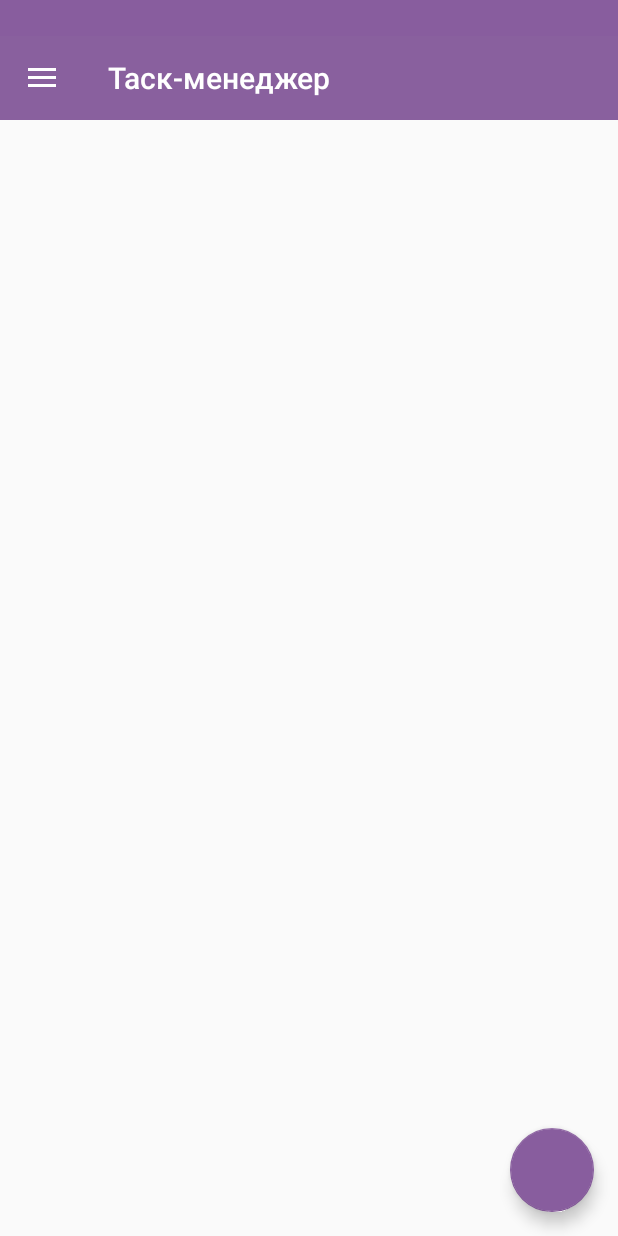
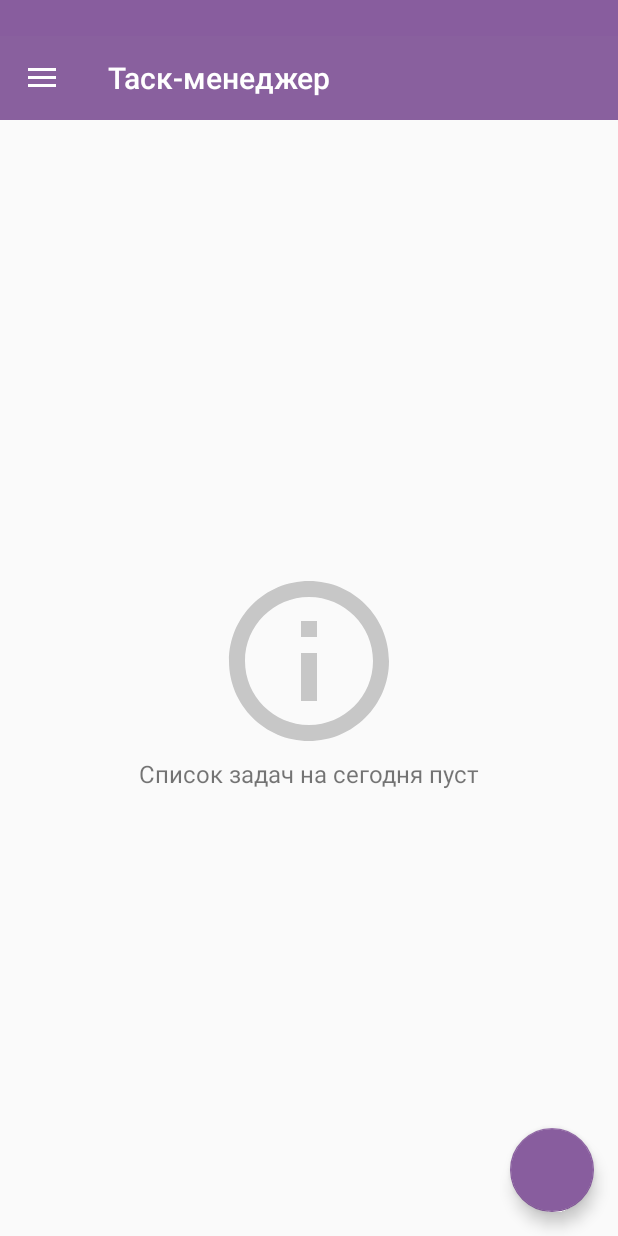
Before and after one commit to iamkatrechko/ProjectManager, an Android app: the fragment TasksListTodayFragment placed in its activity, on a phone screen of 412 x 824 dp. Run offline under Robolectric (Android 15) with nearby library versions, the phone set to English and light mode, and no system bars; libraries missing offline, so code that uses them is left out: com.getbase.floatingactionbutton; plain views replace AddFloatingActionButton; 2 statements that could not run were skipped.

Commit message:
Рефакторинг экрана задач на сегодня

```diff
--- a/app/src/main/java/com/iamkatrechko/projectmanager/SimpleItemTouchHelperCallback.java
+++ b/app/src/main/java/com/iamkatrechko/projectmanager/SimpleItemTouchHelperCallback.java
@@ -63,7 +63,7 @@ public class SimpleItemTouchHelperCallback extends ItemTouchHelper.Callback {
 
     @Override
     public int getMovementFlags(RecyclerView recyclerView, RecyclerView.ViewHolder viewHolder) {
-        if (mAdapter.getItemViewType(viewHolder.getAdapterPosition()) == 0) {
+        if (mAdapter.getItemViewType(viewHolder.getAdapterPosition()) != 1) {
             return 0;
         }
         final int dragFlags = mDragItem ? (ItemTouchHelper.UP | ItemTouchHelper.DOWN) : 0;
--- a/app/src/main/java/com/iamkatrechko/projectmanager/fragment/TasksListOfWeekFragment.java
+++ b/app/src/main/java/com/iamkatrechko/projectmanager/fragment/TasksListOfWeekFragment.java
@@ -54,7 +54,7 @@ public class TasksListOfWeekFragment extends Fragment {
     public View onCreateView(LayoutInflater inflater, ViewGroup parent,
                              Bundle savedInstanceState) {
 
-        View v = inflater.inflate(R.layout.fragment_recycler_calendar, parent, false);
+        View v = inflater.inflate(R.layout.fragment_tasks_list_today, parent, false);
 
         recyclerView = (RecyclerView) v.findViewById(R.id.section_list);
         AddFloatingActionButton actionAdd = (AddFloatingActionButton) v.findViewById(R.id.action_add);
--- a/app/src/main/java/com/iamkatrechko/projectmanager/fragment/TasksListTodayFragment.java
+++ b/app/src/main/java/com/iamkatrechko/projectmanager/fragment/TasksListTodayFragment.java
@@ -12,9 +12,11 @@ import android.view.ViewGroup;
 import com.getbase.floatingactionbutton.AddFloatingActionButton;
 import com.iamkatrechko.projectmanager.ProjectLab;
 import com.iamkatrechko.projectmanager.R;
+import com.iamkatrechko.projectmanager.SimpleItemTouchHelperCallback;
 import com.iamkatrechko.projectmanager.activity.TaskEditActivity;
 import com.iamkatrechko.projectmanager.adapter.TasksListAdapter;
 import com.iamkatrechko.projectmanager.entity.Task;
+import com.iamkatrechko.projectmanager.new_entity.TaskListItem;
 import com.iamkatrechko.projectmanager.utils.TasksUtils;
 
 import java.util.List;
@@ -23,10 +25,12 @@ import java.util.List;
  * Created by Muxa on 25.02.2016.
  */
 public class TasksListTodayFragment extends Fragment {
-    private List<Task> mTasksList;
+
+    private List<TaskListItem> mTaskListItems;
     private TasksListAdapter adapter;
     private ProjectLab lab;
     private RecyclerView recyclerView;
+    private AddFloatingActionButton actionAdd;
 
     public static TasksListTodayFragment newInstance() {
         return new TasksListTodayFragment();
@@ -39,27 +43,38 @@ public class TasksListTodayFragment extends Fragment {
         setRetainInstance(true);
 
         lab = ProjectLab.get(getActivity());
+        mTaskListItems = TasksUtils.addDateLabels(lab.getTodayTasks());
     }
 
     @Override
     public View onCreateView(LayoutInflater inflater, ViewGroup parent,
                              Bundle savedInstanceState) {
-        View view = inflater.inflate(R.layout.fragment_recycler_calendar, parent, false);
+        View view = inflater.inflate(R.layout.fragment_tasks_list_today, parent, false);
 
+        actionAdd = (AddFloatingActionButton) view.findViewById(R.id.action_add);
         recyclerView = (RecyclerView) view.findViewById(R.id.section_list);
-        recyclerView.setLayoutManager(new LinearLayoutManager(getActivity()));
 
-        AddFloatingActionButton actionAdd = (AddFloatingActionButton) view.findViewById(R.id.action_add);
-
-        mTasksList = lab.getTodayTasks();
-
-        adapter = new TasksListAdapter(getActivity(), true, false,
+        adapter = new TasksListAdapter(getActivity(), false, true,
                 getResources().getColor(R.color.swipe_to_set_done_color),
                 getResources().getColor(R.color.swipe_to_delete_color),
                 R.drawable.ic_done, R.drawable.ic_delete, false);
+        recyclerView.setLayoutManager(new LinearLayoutManager(getActivity()));
+        recyclerView.setAdapter(adapter);
         adapter.setEmptyView(view.findViewById(R.id.emptyView));
-        adapter.setData(TasksUtils.addDateLabels(mTasksList));
-        recyclerView.setAdapter(adapter);
+        adapter.setData(mTaskListItems);
+        adapter.setOnSwipedListener(new SimpleItemTouchHelperCallback.OnItemSwipeListener() {
+            @Override
+            public void onItemLeftSwipe(int position) {
+
+            }
+
+            @Override
+            public void onItemRightSwipe(int position) {
+                lab.removeTaskByID(((Task) mTaskListItems.get(position)).getID());
+                mTaskListItems = TasksUtils.addDateLabels(lab.getTodayTasks());
+                adapter.setData(mTaskListItems);
+            }
+        });
 
         // Создание задачи
         actionAdd.setOnClickListener(new View.OnClickListener() {
@@ -75,23 +90,10 @@ public class TasksListTodayFragment extends Fragment {
         return view;
     }
 
-    /*
     @Override
     public void onResume() {
         super.onResume();
-        fullUpdateList();
+        mTaskListItems = TasksUtils.addDateLabels(lab.getTodayTasks());
+        adapter.setData(mTaskListItems);
     }
-
-    //Полная перезагрузка списка задач со сменой дат и прочее
-    private void fullUpdateList() {
-        if (needUpdate) {
-            mTasksList = lab.getTodayTasksList(DateUtils.getTodayDate());
-            adapter = new a(mTasksList, getActivity());
-
-            recyclerView.setAdapter(adapter);
-            recyclerView.setLayoutManager(new LinearLayoutManager(getActivity()));
-        }
-
-        needUpdate = true;
-    }*/
 }
--- /dev/null
+++ b/app/src/main/res/drawable/ic_info_outline.xml
@@ -0,0 +1,4 @@
+<vector android:height="24dp" android:viewportHeight="24.0"
+    android:viewportWidth="24.0" android:width="24dp" xmlns:android="http://schemas.android.com/apk/res/android">
+    <path android:fillColor="#000000" android:pathData="M11,17h2v-6h-2v6zM12,2C6.48,2 2,6.48 2,12s4.48,10 10,10 10,-4.48 10,-10S17.52,2 12,2zM12,20c-4.41,0 -8,-3.59 -8,-8s3.59,-8 8,-8 8,3.59 8,8 -3.59,8 -8,8zM11,9h2L13,7h-2v2z"/>
+</vector>
--- a/app/src/main/res/layout/fragment_recycler_calendar.xml
+++ b/app/src/main/res/layout/fragment_tasks_list_today.xml
@@ -14,18 +14,20 @@
         android:layout_height="match_parent"
         android:gravity="center"
         android:orientation="vertical"
-        android:visibility="gone">
+        android:visibility="gone"
+        >
 
         <ImageView
-            android:layout_width="96dp"
-            android:layout_height="96dp"
-            android:src="@drawable/ic_info"
-            android:tint="#808080"/>
+            android:layout_width="128dp"
+            android:layout_height="128dp"
+            android:src="@drawable/ic_info_outline"
+            android:tint="#c7c7c7"
+            />
 
         <TextView
             android:layout_width="wrap_content"
             android:layout_height="wrap_content"
-            android:text="Список пуст"
+            android:text="@string/empty_tasks_list_today"
             android:textSize="16sp"/>
 
     </LinearLayout>
--- a/app/src/main/res/values/strings.xml
+++ b/app/src/main/res/values/strings.xml
@@ -40,6 +40,7 @@
     <string name="not_specified">Не задано</string>
     <string name="remind_on">Включено</string>
     <string name="remind_off">Выключено</string>
+    <string name="empty_tasks_list_today">Список задач на сегодня пуст</string>
 
     <string-array name="priorities">
         <item>Без приоритета</item>
```
Also changed, not shown: app/src/main/java/com/iamkatrechko/projectmanager/adapter/TasksListAdapter.java (+21 -1 lines), app/src/main/res/layout/recycler_date_item.xml (+8 -7 lines).
